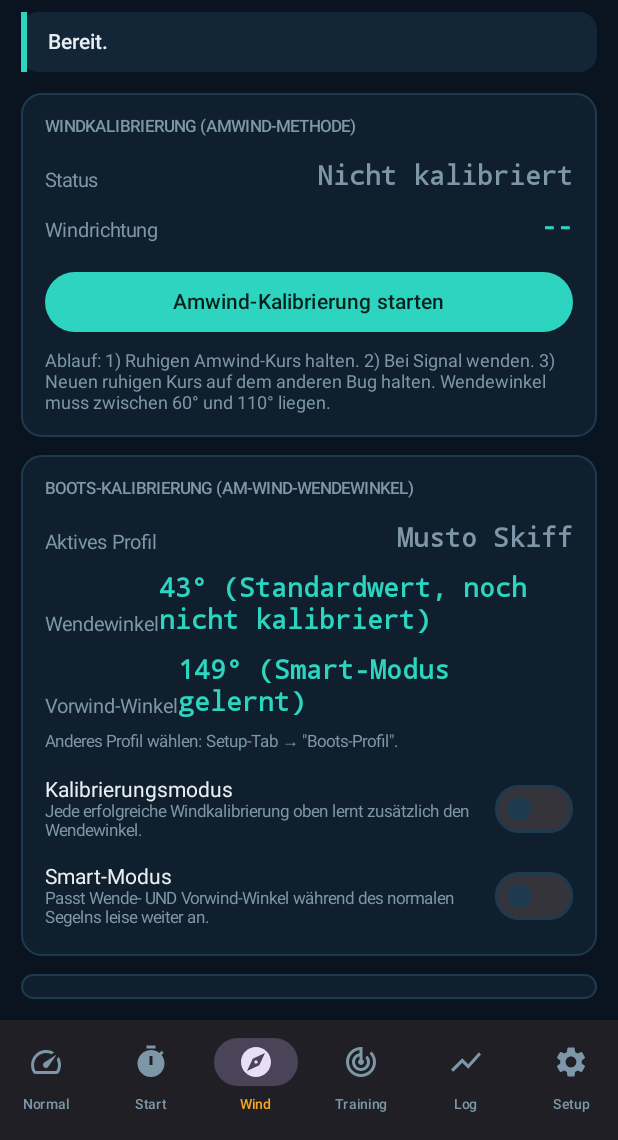
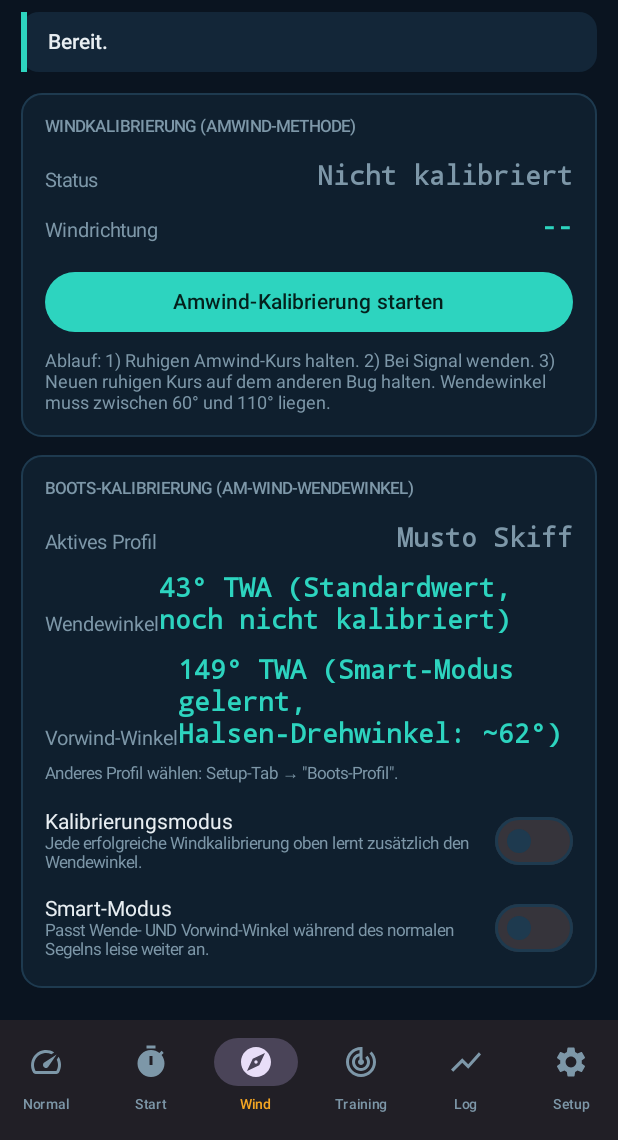
Before and after one commit to Boognsiher/Romans-Segeluhr, an Android app built with Jetpack Compose: the screen it shows after launch (MainActivity), item 3 of the bottom bar chosen, on a phone screen of 412 x 824 dp, the part 96-1236 px from its top. Run offline under Robolectric (Android 15) with nearby library versions, the phone set to English and light mode, and no system bars; our stand-ins replace Room's generated code.

Commit message:
Wind-Tab: TWA vs. Halsen-Drehwinkel klarstellen
149 Grad Vorwind-TWA wirkte im Vergleich zu 43 Grad Wendewinkel wie
ein grosser Winkel, war aber als Drehwinkel beim Halsen-Manoever
missverstaendlich - tatsaechlich ist der Halsen-Dreh bei diesen
Werten mit 62 Grad (360 - 2*TWA) sogar kleiner als der Wende-Dreh
(86 Grad). Beide Werte jetzt explizit als 'TWA' gelabelt, Vorwind-
Zeile zeigt zusaetzlich den echten Drehwinkel in Klammern.

Co-Authored-By: Claude Sonnet 5 <noreply@anthropic.com>
Claude-Session: https://claude.ai/code/session_017uUPWLjhHnbAWUgDs7Grpa

```diff
--- a/Segeluhr-Projekt-Reorganisiert/Segeluhr-Android/Segeluhr/app/src/main/java/com/segeluhr/app/ui/screens/WindScreen.kt
+++ b/Segeluhr-Projekt-Reorganisiert/Segeluhr-Android/Segeluhr/app/src/main/java/com/segeluhr/app/ui/screens/WindScreen.kt
@@ -66,15 +66,24 @@ fun WindScreen(
             val activeProfileName = state.boatProfiles.firstOrNull { it.id == state.activeBoatProfileId }?.name ?: "—"
             StatRow("Aktives Profil", activeProfileName, valueColor = TextDim)
             val angleText = if (state.closehauledSampleCount > 0) {
-                "${"%.0f".format(state.closehauledAngleDeg)}° (${state.closehauledSampleCount} Kalibrierläufe)"
+                "${"%.0f".format(state.closehauledAngleDeg)}° TWA (${state.closehauledSampleCount} Kalibrierläufe)"
             } else {
-                "${"%.0f".format(state.closehauledAngleDeg)}° (Standardwert, noch nicht kalibriert)"
+                "${"%.0f".format(state.closehauledAngleDeg)}° TWA (Standardwert, noch nicht kalibriert)"
             }
             StatRow("Wendewinkel", angleText, valueColor = Teal)
+            // downwindAngleDeg ist wie closehauledAngleDeg eine TWA (Winkel zur
+            // Windrichtung ab Bug), NICHT der Drehwinkel beim Halsen-Manöver
+            // selbst — leicht verwechselbar (149° TWA "klingt" grösser als
+            // 43° Wendewinkel, obwohl der tatsächliche Halsen-Dreh mit 62°
+            // sogar kleiner ist als der Wende-Dreh von 86°). Klammerzusatz
+            // zeigt deshalb explizit den echten Drehwinkel mit an (nur wenn
+            // schon etwas gelernt wurde — bei 180°/Standardwert wäre "0°
+            // Drehwinkel" nur verwirrend, nicht hilfreich).
             val downwindText = if (state.downwindAngleDeg < 179.5) {
-                "${"%.0f".format(state.downwindAngleDeg)}° (Smart-Modus gelernt)"
+                val gybeTurnDeg = 360.0 - 2.0 * state.downwindAngleDeg
+                "${"%.0f".format(state.downwindAngleDeg)}° TWA (Smart-Modus gelernt, Halsen-Drehwinkel: ~${"%.0f".format(gybeTurnDeg)}°)"
             } else {
-                "180° (Standardwert, direkt vor dem Wind)"
+                "180° TWA (Standardwert, direkt vor dem Wind)"
             }
             StatRow("Vorwind-Winkel", downwindText, valueColor = Teal)
             Text(
```
Also changed, not shown: 1 other file.
